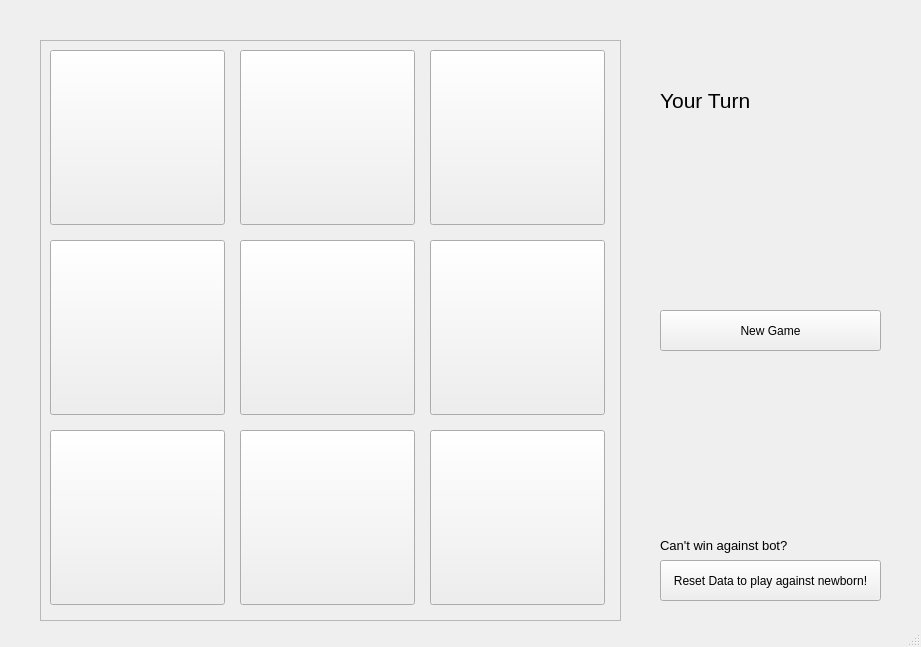
Qt form Main.ui (deepme987/TicTacToe) before a commit.
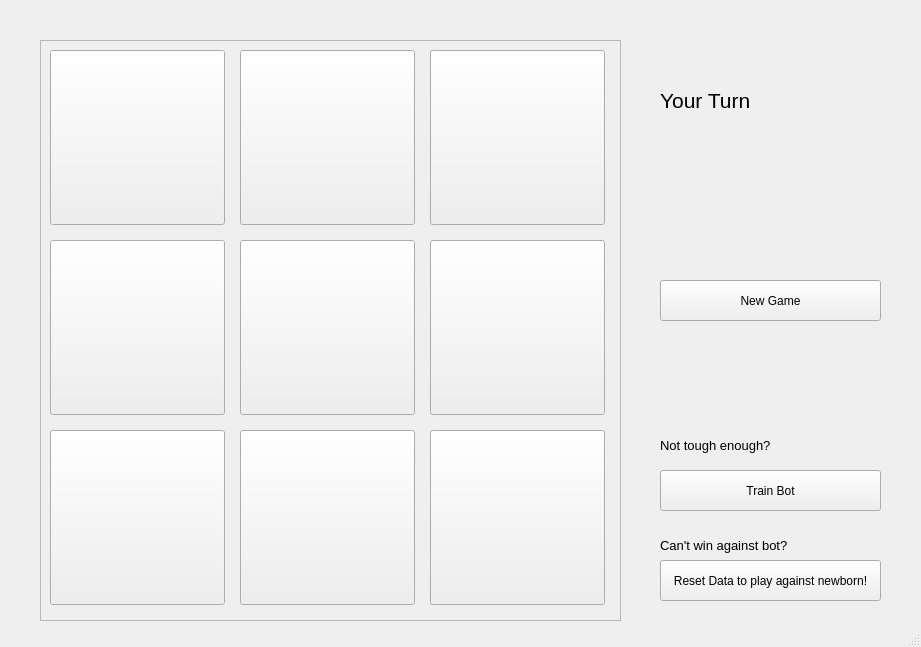
The same form after that commit.

Commit message: Added train data

Diff of the .ui file:
```diff
--- a/Main.ui
+++ b/Main.ui
@@ -172,7 +172,7 @@
     <property name="geometry">
      <rect>
       <x>660</x>
-      <y>310</y>
+      <y>280</y>
       <width>221</width>
       <height>41</height>
      </rect>
@@ -212,6 +212,37 @@
      <string>Reset Data to play against newborn!</string>
     </property>
    </widget>
+   <widget class="QPushButton" name="pushButton_train">
+    <property name="geometry">
+     <rect>
+      <x>660</x>
+      <y>470</y>
+      <width>221</width>
+      <height>41</height>
+     </rect>
+    </property>
+    <property name="text">
+     <string>Train Bot</string>
+    </property>
+   </widget>
+   <widget class="QLabel" name="label_2">
+    <property name="geometry">
+     <rect>
+      <x>660</x>
+      <y>420</y>
+      <width>161</width>
+      <height>51</height>
+     </rect>
+    </property>
+    <property name="font">
+     <font>
+      <pointsize>10</pointsize>
+     </font>
+    </property>
+    <property name="text">
+     <string>Not tough enough?</string>
+    </property>
+   </widget>
   </widget>
   <widget class="QStatusBar" name="statusbar"/>
  </widget>
```
The commit also changes 6 other files.
